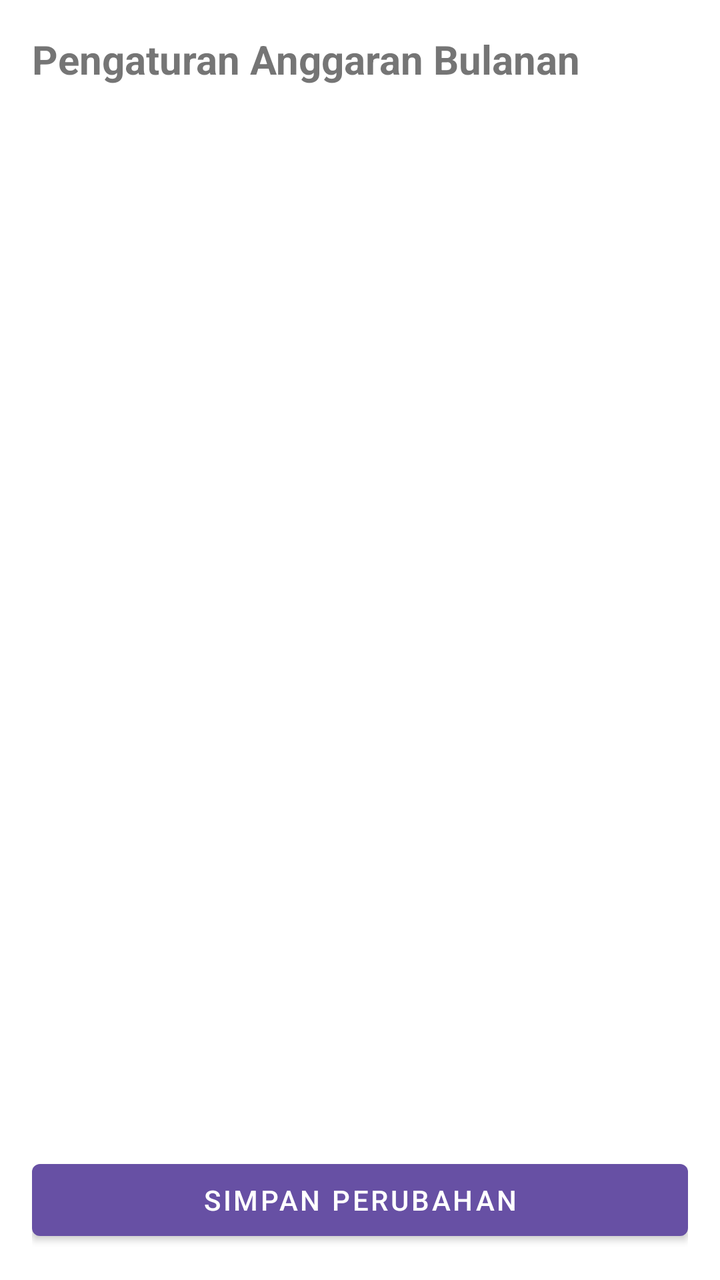
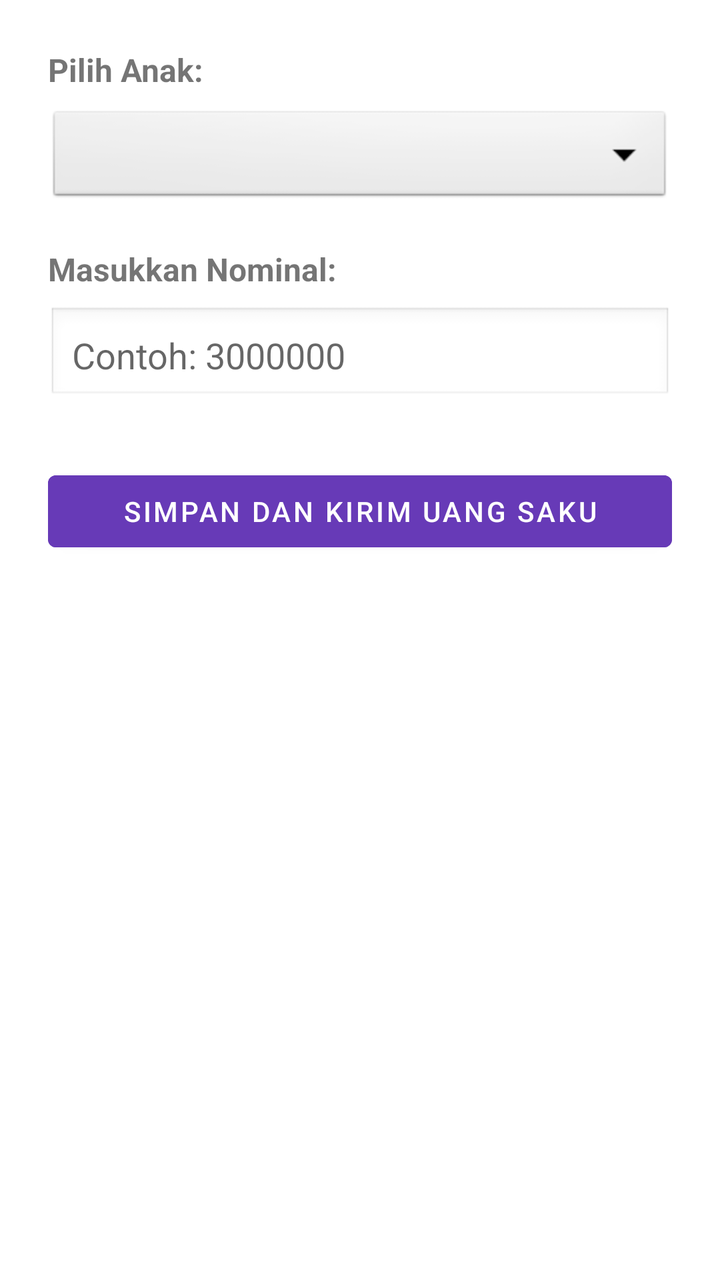

Before-and-after screenshots of an Android layout around one commit, followed by the original layout XML and the change that was made.
<!-- AndroidManifest.xml: application theme Theme.Cashflowfamily -->
<!-- res/layout/fragment_budget.xml -->
<?xml version="1.0" encoding="utf-8"?>
<LinearLayout xmlns:android="http://schemas.android.com/apk/res/android"
    android:layout_width="match_parent"
    android:layout_height="match_parent"
    android:orientation="vertical"
    android:padding="16dp">

    <TextView
        android:layout_width="wrap_content"
        android:layout_height="wrap_content"
        android:text="Pengaturan Anggaran Bulanan"
        android:textSize="20sp"
        android:textStyle="bold"
        android:layout_marginBottom="16dp"/>

    <androidx.recyclerview.widget.RecyclerView
        android:id="@+id/rv_budgets"
        android:layout_width="match_parent"
        android:layout_height="0dp"
        android:layout_weight="1"/>

    <Button
        android:id="@+id/btn_save_budgets"
        android:layout_width="match_parent"
        android:layout_height="wrap_content"
        android:layout_marginTop="16dp"
        android:text="Simpan Perubahan"/>
</LinearLayout>
<!-- resources referenced by this layout -->
<resources>
  <style name="Theme.Cashflowfamily" parent="Base.Theme.Cashflowfamily">
          <item name="colorPrimary">@color/primary</item>
          <item name="colorOnPrimary">@color/onPrimary</item>
          <item name="colorPrimaryContainer">@color/primaryContainer</item>
          <item name="colorOnPrimaryContainer">@color/onPrimaryContainer</item>
  
          <item name="colorSecondary">@color/secondary</item>
          <item name="colorOnSecondary">@color/onSecondary</item>
          <item name="colorSecondaryContainer">@color/secondaryContainer</item>
          <item name="colorOnSecondaryContainer">@color/onSecondaryContainer</item>
  
          <item name="colorError">@color/error</item>
          <item name="colorOnError">@color/onError</item>
          <item name="colorErrorContainer">@color/errorContainer</item>
          <item name="colorOnErrorContainer">@color/onErrorContainer</item>
  
          <item name="android:statusBarColor">?attr/colorPrimary</item>
      </style>
  <style name="Base.Theme.Cashflowfamily" parent="Theme.MaterialComponents.DayNight.NoActionBar" />
  <color name="primary">#6750A4</color>
  <color name="onPrimary">#FFFFFF</color>
  <color name="primaryContainer">#EADDFF</color>
  <color name="onPrimaryContainer">#21005D</color>
  <color name="secondary">#625B71</color>
  <color name="onSecondary">#FFFFFF</color>
  <color name="secondaryContainer">#E8DEF8</color>
  <color name="onSecondaryContainer">#1D192B</color>
  <color name="error">#B3261E</color>
  <color name="onError">#FFFFFF</color>
  <color name="errorContainer">#F9DEDC</color>
  <color name="onErrorContainer">#410E0B</color>
</resources>

<!-- the commit's change to res/layout/fragment_budget.xml (unified diff, before → after) -->
@@ -3,26 +3,48 @@
     android:layout_width="match_parent"
     android:layout_height="match_parent"
     android:orientation="vertical"
-    android:padding="16dp">
+    android:padding="24dp"
+    android:background="#FFFFFF">
 
     <TextView
         android:layout_width="wrap_content"
         android:layout_height="wrap_content"
-        android:text="Pengaturan Anggaran Bulanan"
-        android:textSize="20sp"
+        android:text="Pilih Anak:"
+        android:textSize="16sp"
         android:textStyle="bold"
-        android:layout_marginBottom="16dp"/>
+        android:layout_marginBottom="8dp"/>
 
-    <androidx.recyclerview.widget.RecyclerView
-        android:id="@+id/rv_budgets"
+    <Spinner
+        android:id="@+id/spinner_anak"
         android:layout_width="match_parent"
-        android:layout_height="0dp"
-        android:layout_weight="1"/>
+        android:layout_height="50dp"
+        android:background="@android:drawable/btn_dropdown"
+        android:layout_marginBottom="20dp"/>
+
+    <TextView
+        android:layout_width="wrap_content"
+        android:layout_height="wrap_content"
+        android:text="Masukkan Nominal:"
+        android:textSize="16sp"
+        android:textStyle="bold"
+        android:layout_marginBottom="8dp"/>
+
+    <EditText
+        android:id="@+id/et_nominal_budget"
+        android:layout_width="match_parent"
+        android:layout_height="wrap_content"
+        android:hint="Contoh: 3000000"
+        android:inputType="numberDecimal"
+        android:background="@android:drawable/edit_text"
+        android:padding="12dp"/>
 
     <Button
         android:id="@+id/btn_save_budgets"
         android:layout_width="match_parent"
         android:layout_height="wrap_content"
-        android:layout_marginTop="16dp"
-        android:text="Simpan Perubahan"/>
+        android:text="SIMPAN DAN KIRIM UANG SAKU"
+        android:backgroundTint="#673AB7"
+        android:textColor="#FFFFFF"
+        android:layout_marginTop="30dp"/>
+
 </LinearLayout>
